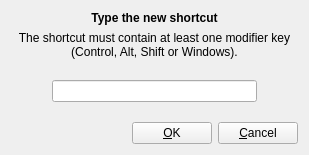
Above: ShortcutDialog.ui from xmichelo/Beeftext before the change. Below: the same form after it.
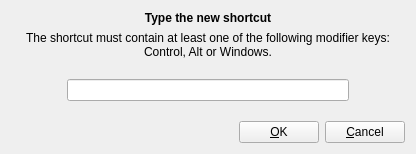
That is the form after the change.

Commit message: Manual combo triggering via a customizable shortcut is now fully functional.

```diff
--- a/ShortcutDialog.ui
+++ b/ShortcutDialog.ui
@@ -6,8 +6,8 @@
    <rect>
     <x>0</x>
     <y>0</y>
-    <width>309</width>
-    <height>155</height>
+    <width>416</width>
+    <height>154</height>
    </rect>
   </property>
   <property name="windowTitle">
@@ -33,7 +33,11 @@
    <item>
     <widget class="QLabel" name="label_2">
      <property name="text">
-      <string>The shortcut must contain at least one modifier key (Control, Alt, Shift or Windows).</string>
+      <string>The shortcut must contain at least one of the following modifier keys:
+Control, Alt or Windows.</string>
+     </property>
+     <property name="textFormat">
+      <enum>Qt::AutoText</enum>
      </property>
      <property name="alignment">
       <set>Qt::AlignCenter</set>
```
The commit also changes 14 other files.
